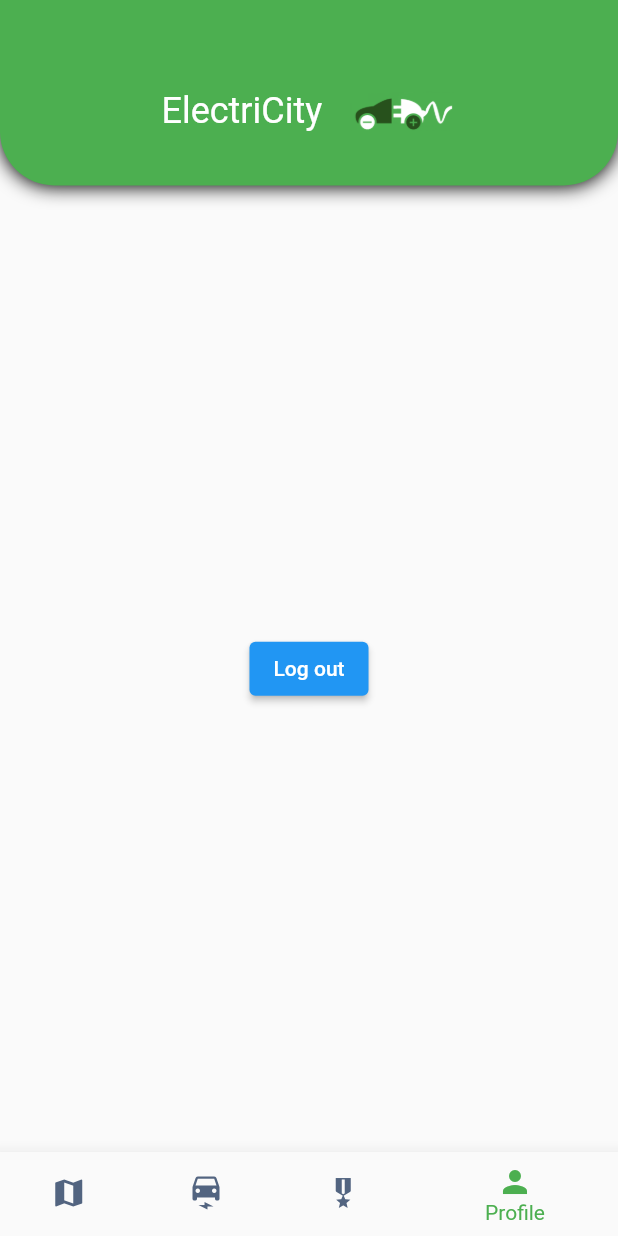
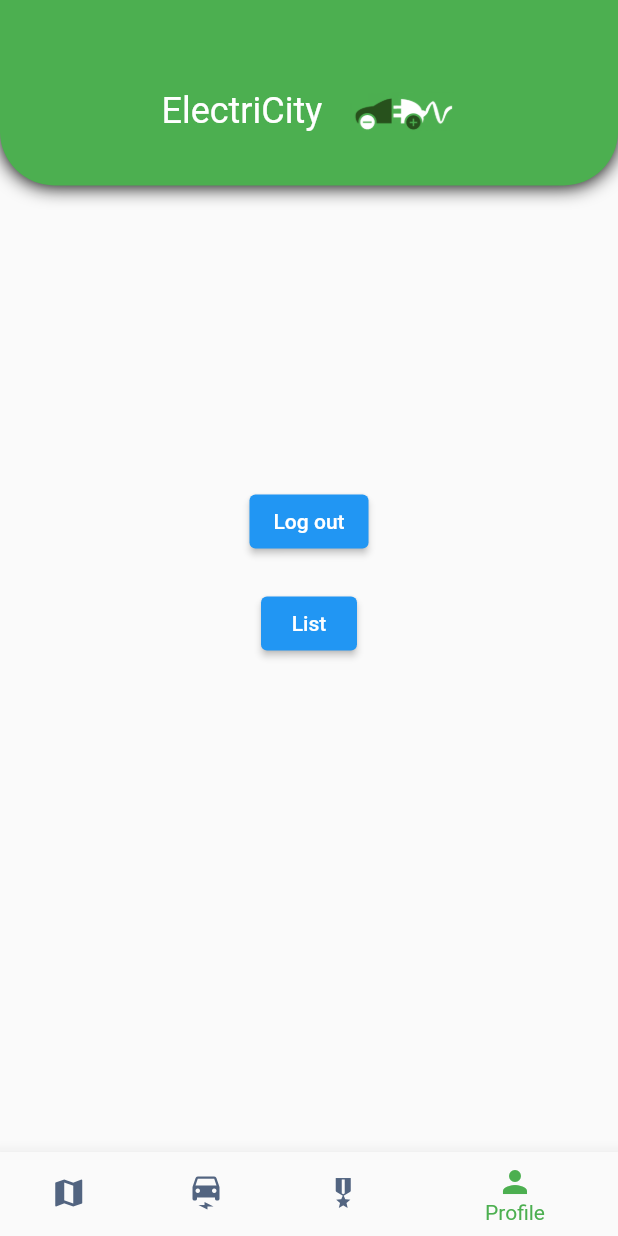
Before and after one commit to davidpb0/ElectriCity_Front, a Flutter app: the BottomBar screen opened by its route, item 4 of the bottom bar chosen, on a phone screen of 412 x 824 dp. Run offline on Flutter 3.47's test engine with Material 2 defaults, Android fonts, the phone set to English and light mode, and no system bars; our stand-ins replace animated_splash_screen, google_maps_flutter, lottie, page_transition; missing offline and left inert: flutter_google_places_hoc081098, flutter_polyline_points, google_api_headers, google_maps_flutter_platform_interface, google_maps_webservice; network calls fail; statements that could not run were skipped.

Commit message:
List personal location not working and fixes

```diff
--- a/lib/fonts/test_icons_icons.dart
+++ b/lib/fonts/test_icons_icons.dart
@@ -26,5 +26,6 @@ class TestIcons {
   static const IconData ebike = IconData(0xe223, fontFamily: 'MaterialIcons', fontPackage: _kFontPkg);
   static const IconData eCar = IconData(0xe224, fontFamily: 'MaterialIcons', fontPackage: _kFontPkg);
   static const IconData eCharger = IconData(0xe23d, fontFamily: 'MaterialIcons', fontPackage: _kFontPkg);
+  static const IconData speedType = IconData(0xf079c, fontFamily: 'MaterialIcons', fontPackage: _kFontPkg);
 
 }
--- a/lib/ui/components/info_bicing_station_window.dart
+++ b/lib/ui/components/info_bicing_station_window.dart
@@ -18,7 +18,7 @@ class InfoBicingStationWindow extends StatelessWidget {
   Widget build(BuildContext context) {
     return SingleChildScrollView(
       child: Container(
-        height: 500,
+        height: 150,
         decoration: BoxDecoration(
             boxShadow: const [
               BoxShadow(
--- a/lib/ui/views/mapa.dart
+++ b/lib/ui/views/mapa.dart
@@ -8,6 +8,8 @@ import 'package:electricity_front/ui/views/routepage.dart';
 import 'package:flutter/material.dart';
 import 'package:flutter_polyline_points/flutter_polyline_points.dart';
 import 'package:google_maps_flutter/google_maps_flutter.dart';
+
+import '../components/default_header.dart';
 
 // ignore: must_be_immutable
 class GoogleMapa extends StatefulWidget {
@@ -46,7 +48,7 @@ class GoogleMapaState extends State<GoogleMapa> {
 
 
   Widget form = Container();
-  Widget top = Container();
+  Widget top = DefaultHeader(size: Size(100.0, 100.0));
 
   @override
   void initState() {
@@ -159,7 +161,7 @@ class GoogleMapaState extends State<GoogleMapa> {
             setState(() {
               info = Container();
               form = Container();
-              top = Container();
+              top = DefaultHeader(size:Size(100.0, 100.0));
               _polylines.clear();
               polylineCoordinates.clear();
               deleteMarker('origin');
--- a/lib/ui/views/profilepage.dart
+++ b/lib/ui/views/profilepage.dart
@@ -3,10 +3,16 @@ import 'package:flutter/material.dart';
 import '../../core/controllers/user_controller.dart';
 
 // ignore: must_be_immutable
-class ProfilePage extends StatelessWidget{
+class ProfilePage extends StatefulWidget {
+  @override
+  State<ProfilePage> createState() => _ProfilePageState();
+}
+
+class _ProfilePageState extends State<ProfilePage> {
   UserController userCtrl = UserController();
-
-  ProfilePage({super.key});
+  bool visiblePersonalList = false;
+  bool visibleFavouriteList = false;
+  String aux = "List";
 
   @override
   Widget build(BuildContext context) {
@@ -14,23 +20,56 @@ class ProfilePage extends StatelessWidget{
     return MaterialApp(
       title: "Profile",
       home: Scaffold(
-        appBar: DefaultHeader(size: Size(screensize.width, (screensize.height * 0.15))),
+        appBar: DefaultHeader(
+            size: Size(screensize.width, (screensize.height * 0.15))),
         body: Center(
-          child: ElevatedButton(
-            onPressed: () {
-              userCtrl.logOut(context);
-            },
-            child: const Text(
-              "Log out"
+          child: Column(
+            children: [
+              SizedBox(height: 200),
+              ElevatedButton(
+                onPressed: () {
+                  userCtrl.logOut(context);
+                },
+                child: const Text("Log out"),
+              ),
+              SizedBox(height: 20),
+              ElevatedButton(
+                onPressed: () {
+                  setState(() {
+                    if(visiblePersonalList) {
+                      visiblePersonalList = false;
+                      aux = "List";
+                    }
+                    else{
+                      visiblePersonalList = true;
+                      aux = "Hide";
+                    }
+                  });
+                },
+                child: Text(aux),
+
+              ),
+          Expanded(
+            child: Visibility(
+              visible: visiblePersonalList,
+                  child: ListView.builder(
+                      shrinkWrap: true,
+                      itemCount: userCtrl.currentUser.personalUbiBD.length,
+                      itemBuilder: (context, index) {
+                        return Padding(
+                          padding: const EdgeInsets.all(8.0),
+                          child: Container(height: 100, width: 200, color: Colors.black,),
+                        );
+                      }
+              ),
             ),
+          ),
 
+            ],
           ),
         ),
       ),
-
     );
-
-
   }
 
 }
```
Also changed, not shown: lib/core/controllers/user_controller.dart (+4 -5 lines).
